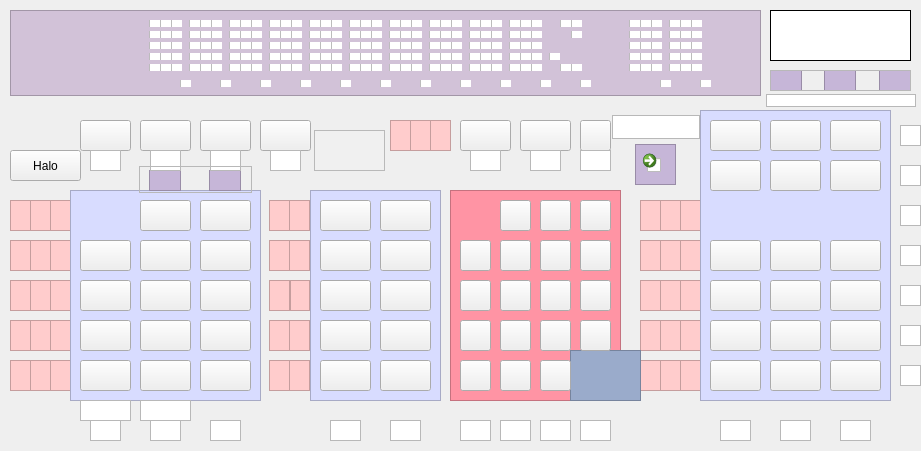
First picture: the form in Qt/Projekte/Emulator_K1003/mainwindow.ui, repository JensGrabner/Emulator_robotron_K1003, before the edit.
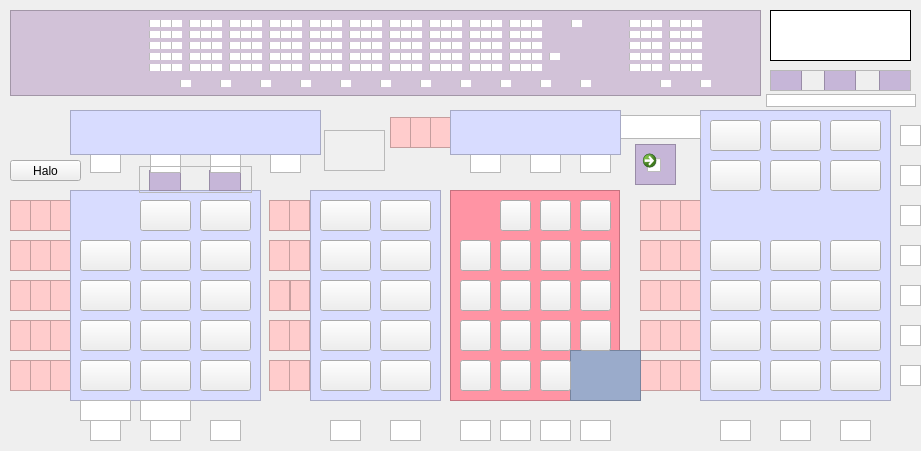
Second picture: the form after the edit. Icons and pictures are not drawn.

The edit to the form file:
```diff
--- a/Qt/Projekte/Emulator_K1003/mainwindow.ui
+++ b/Qt/Projekte/Emulator_K1003/mainwindow.ui
@@ -5628,7 +5628,7 @@
     <property name="geometry">
      <rect>
       <x>80</x>
-      <y>120</y>
+      <y>117</y>
       <width>51</width>
       <height>31</height>
      </rect>
@@ -5654,7 +5654,7 @@
     <property name="geometry">
      <rect>
       <x>140</x>
-      <y>120</y>
+      <y>117</y>
       <width>51</width>
       <height>31</height>
      </rect>
@@ -5680,7 +5680,7 @@
     <property name="geometry">
      <rect>
       <x>200</x>
-      <y>120</y>
+      <y>117</y>
       <width>51</width>
       <height>31</height>
      </rect>
@@ -5706,7 +5706,7 @@
     <property name="geometry">
      <rect>
       <x>260</x>
-      <y>120</y>
+      <y>117</y>
       <width>51</width>
       <height>31</height>
      </rect>
@@ -5823,7 +5823,7 @@
      <rect>
       <x>450</x>
       <y>190</y>
-      <width>171</width>
+      <width>170</width>
       <height>211</height>
      </rect>
     </property>
@@ -6485,7 +6485,7 @@
     <property name="geometry">
      <rect>
       <x>460</x>
-      <y>120</y>
+      <y>117</y>
       <width>51</width>
       <height>31</height>
      </rect>
@@ -6511,7 +6511,7 @@
     <property name="geometry">
      <rect>
       <x>390</x>
-      <y>120</y>
+      <y>117</y>
       <width>21</width>
       <height>31</height>
      </rect>
@@ -6525,7 +6525,7 @@
     <property name="geometry">
      <rect>
       <x>410</x>
-      <y>120</y>
+      <y>117</y>
       <width>21</width>
       <height>31</height>
      </rect>
@@ -6539,7 +6539,7 @@
     <property name="geometry">
      <rect>
       <x>430</x>
-      <y>120</y>
+      <y>117</y>
       <width>21</width>
       <height>31</height>
      </rect>
@@ -6553,7 +6553,7 @@
     <property name="geometry">
      <rect>
       <x>520</x>
-      <y>120</y>
+      <y>117</y>
       <width>51</width>
       <height>31</height>
      </rect>
@@ -7497,7 +7497,7 @@
     <property name="geometry">
      <rect>
       <x>580</x>
-      <y>120</y>
+      <y>117</y>
       <width>31</width>
       <height>31</height>
      </rect>
@@ -7763,7 +7763,7 @@
     <property name="geometry">
      <rect>
       <x>90</x>
-      <y>150</y>
+      <y>152</y>
       <width>31</width>
       <height>21</height>
      </rect>
@@ -7971,7 +7971,7 @@
     <property name="geometry">
      <rect>
       <x>150</x>
-      <y>150</y>
+      <y>152</y>
       <width>31</width>
       <height>21</height>
      </rect>
@@ -7984,7 +7984,7 @@
     <property name="geometry">
      <rect>
       <x>210</x>
-      <y>150</y>
+      <y>152</y>
       <width>31</width>
       <height>21</height>
      </rect>
@@ -7997,7 +7997,7 @@
     <property name="geometry">
      <rect>
       <x>270</x>
-      <y>150</y>
+      <y>152</y>
       <width>31</width>
       <height>21</height>
      </rect>
@@ -8010,7 +8010,7 @@
     <property name="geometry">
      <rect>
       <x>470</x>
-      <y>150</y>
+      <y>152</y>
       <width>31</width>
       <height>21</height>
      </rect>
@@ -8023,7 +8023,7 @@
     <property name="geometry">
      <rect>
       <x>530</x>
-      <y>150</y>
+      <y>152</y>
       <width>31</width>
       <height>21</height>
      </rect>
@@ -8036,7 +8036,7 @@
     <property name="geometry">
      <rect>
       <x>580</x>
-      <y>150</y>
+      <y>152</y>
       <width>31</width>
       <height>21</height>
      </rect>
@@ -16541,9 +16541,9 @@
    <widget class="QGraphicsView" name="graphicsView_on_off">
     <property name="geometry">
      <rect>
-      <x>612</x>
+      <x>619</x>
       <y>115</y>
-      <width>88</width>
+      <width>82</width>
       <height>24</height>
      </rect>
     </property>
@@ -16555,9 +16555,9 @@
     <property name="geometry">
      <rect>
       <x>10</x>
-      <y>150</y>
+      <y>160</y>
       <width>71</width>
-      <height>31</height>
+      <height>21</height>
      </rect>
     </property>
     <property name="text">
@@ -16607,7 +16607,7 @@
    <widget class="QLineEdit" name="lineEdit">
     <property name="geometry">
      <rect>
-      <x>320</x>
+      <x>330</x>
       <y>140</y>
       <width>51</width>
       <height>21</height>
@@ -16671,9 +16671,9 @@
    <widget class="QFrame" name="frame_5">
     <property name="geometry">
      <rect>
-      <x>314</x>
+      <x>324</x>
       <y>130</y>
-      <width>71</width>
+      <width>61</width>
       <height>41</height>
      </rect>
     </property>
@@ -17327,6 +17327,36 @@
      <enum>QFrame::Raised</enum>
     </property>
    </widget>
+   <widget class="QGraphicsView" name="graphicsView_4">
+    <property name="geometry">
+     <rect>
+      <x>70</x>
+      <y>110</y>
+      <width>251</width>
+      <height>45</height>
+     </rect>
+    </property>
+    <property name="styleSheet">
+     <string notr="true">background-color: rgb(216, 220, 255);</string>
+    </property>
+   </widget>
+   <widget class="QGraphicsView" name="graphicsView_5">
+    <property name="geometry">
+     <rect>
+      <x>450</x>
+      <y>110</y>
+      <width>171</width>
+      <height>45</height>
+     </rect>
+    </property>
+    <property name="styleSheet">
+     <string notr="true">background-color: rgb(216, 220, 255);</string>
+    </property>
+   </widget>
+   <zorder>graphicsView_133</zorder>
+   <zorder>graphicsView_on_off</zorder>
+   <zorder>graphicsView_5</zorder>
+   <zorder>graphicsView_4</zorder>
    <zorder>graphicsView_2</zorder>
    <zorder>checkBox_2_09</zorder>
    <zorder>checkBox_2_02</zorder>
```
Left out of the diff: 13 changed lines with no effect on the pictures.
